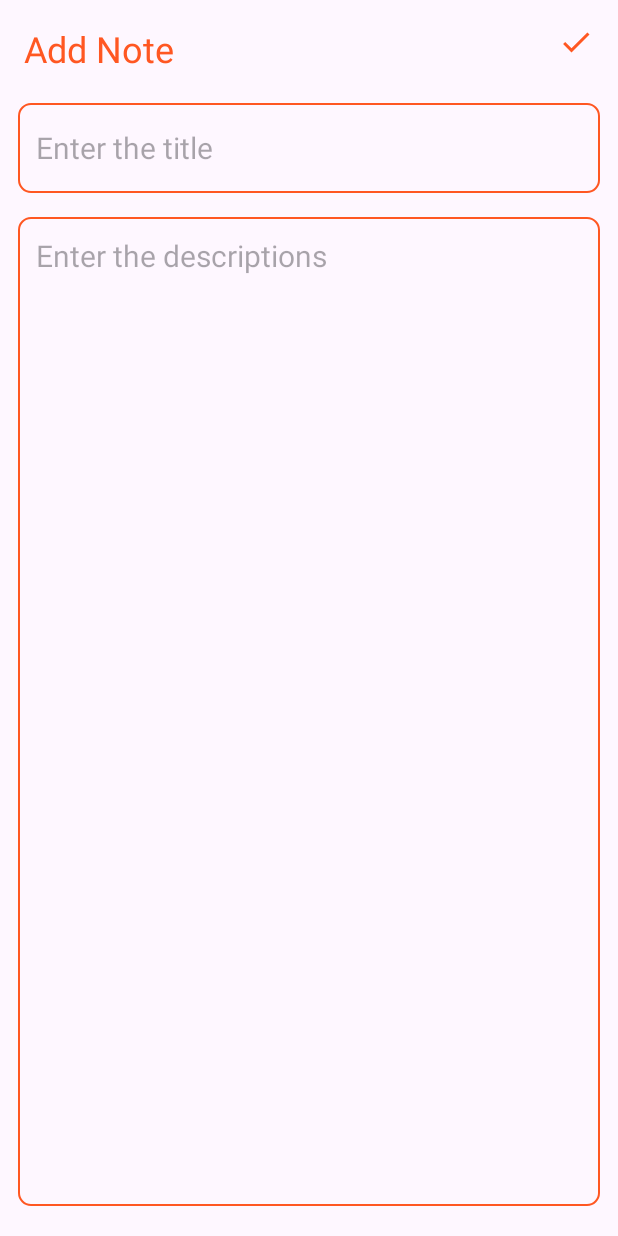
After one commit to Dendup1234/Note_app, an Android app: the UpdateActivity screen opened directly, with no data from a screen before it, on a phone screen of 412 x 824 dp. The commit adds this screen. Run offline under Robolectric (Android 15) with nearby library versions, the phone set to English and light mode, and no system bars; 3 statements that could not run were skipped.

Commit message:
Second commit

```diff
--- a/app/src/main/AndroidManifest.xml
+++ b/app/src/main/AndroidManifest.xml
@@ -13,6 +13,9 @@
         android:theme="@style/Theme.NoteApp"
         tools:targetApi="31">
         <activity
+            android:name=".UpdateActivity"
+            android:exported="false" />
+        <activity
             android:name=".AddNoteActivity"
             android:exported="false" />
         <activity
--- a/app/src/main/java/com/example/noteapp/NoteDatabaseHelper.kt
+++ b/app/src/main/java/com/example/noteapp/NoteDatabaseHelper.kt
@@ -1,5 +1,6 @@
 package com.example.noteapp
 
+import android.content.ContentValues
 import android.content.Context
 import android.database.sqlite.SQLiteDatabase
 import android.database.sqlite.SQLiteOpenHelper
@@ -57,5 +58,30 @@ class NoteDatabaseHelper (context: Context) : SQLiteOpenHelper (context, DATABAS
         return notesList
 
     }
+    fun updateNote(note: Note){
+        val db = writableDatabase
+        val values = ContentValues().apply{
+            put(COLUMN_TITLE,note.title)
+            put(COLUMN_CONTENT,note.content)
+        }
+        val whereClause = "$COLUMN_ID = ?"
+        val whereArgs = arrayOf(note.id.toString())
+        db.update(TABLE_NAME,values,whereClause,whereArgs)
+        db.close()
+    }
+    fun getNoteByID(noteID:Int): Note{
+        val db = readableDatabase
+        val query = "SELECT * FROM $TABLE_NAME WHERE $COLUMN_ID = $noteID"
+        val cursor = db.rawQuery(query,null)
+        cursor.moveToFirst()
 
+        val id = cursor.getInt(cursor.getColumnIndexOrThrow(COLUMN_ID))
+        val title = cursor.getString(cursor.getColumnIndexOrThrow(COLUMN_TITLE))
+        val content = cursor.getString(cursor.getColumnIndexOrThrow(COLUMN_CONTENT))
+
+        cursor.close()
+        db.close()
+        return Note(id,title,content)
+
+    }
 }
--- /dev/null
+++ b/app/src/main/java/com/example/noteapp/UpdateActivity.kt
@@ -0,0 +1,35 @@
+package com.example.noteapp
+
+import android.os.Bundle
+import android.widget.Toast
+import androidx.activity.enableEdgeToEdge
+import androidx.appcompat.app.AppCompatActivity
+import androidx.core.view.ViewCompat
+import androidx.core.view.WindowInsetsCompat
+import com.example.noteapp.databinding.ActivityUpdateBinding
+
+class UpdateActivity : AppCompatActivity() {
+    private lateinit var binding : ActivityUpdateBinding
+    private lateinit var  db : NoteDatabaseHelper
+    private var noteID : Int = -1
+    override fun onCreate(savedInstanceState: Bundle?) {
+        binding = ActivityUpdateBinding.inflate(layoutInflater)
+        super.onCreate(savedInstanceState)
+        enableEdgeToEdge()
+        setContentView(binding.root)
+        db = NoteDatabaseHelper(this)
+        noteID = intent.getIntExtra("note_id",-1)
+        val note = db.getNoteByID(noteID)
+        binding.updateTitleEditText.setText(note.title)
+        binding.updateContentEditText.setText(note.content)
+
+        binding.updateButton.setOnClickListener {
+            val newTitle = binding.updateTitleEditText.text.toString()
+            val newContent = binding.updateContentEditText.text.toString()
+            val updatedNote = Note(noteID,newTitle,newContent)
+            db.updateNote(updatedNote)
+            finish()
+            Toast.makeText(this,"Changes saved", Toast.LENGTH_SHORT).show()
+        }
+    }
+}
--- /dev/null
+++ b/app/src/main/res/drawable/baseline_edit_24.xml
@@ -0,0 +1,5 @@
+<vector xmlns:android="http://schemas.android.com/apk/res/android" android:height="24dp" android:tint="#FF6D00" android:viewportHeight="24" android:viewportWidth="24" android:width="24dp">
+
+    <path android:fillColor="@android:color/white" android:pathData="M3,17.25V21h3.75L17.81,9.94l-3.75,-3.75L3,17.25zM20.71,7.04c0.39,-0.39 0.39,-1.02 0,-1.41l-2.34,-2.34c-0.39,-0.39 -1.02,-0.39 -1.41,0l-1.83,1.83 3.75,3.75 1.83,-1.83z"/>
+
+</vector>
--- a/app/src/main/res/layout/activity_main.xml
+++ b/app/src/main/res/layout/activity_main.xml
@@ -13,6 +13,7 @@
         android:text="Note"
         android:textSize="30dp"
         android:textColor="@color/orange"
+        android:layout_marginTop="16dp"
         />
     <androidx.recyclerview.widget.RecyclerView
         android:id = "@+id/noteRecyclerView"
--- /dev/null
+++ b/app/src/main/res/layout/activity_update.xml
@@ -0,0 +1,60 @@
+<?xml version="1.0" encoding="utf-8"?>
+<RelativeLayout xmlns:android="http://schemas.android.com/apk/res/android"
+    xmlns:app="http://schemas.android.com/apk/res-auto"
+    xmlns:tools="http://schemas.android.com/tools"
+    android:id="@+id/main"
+    android:layout_width="match_parent"
+    android:layout_height="match_parent"
+    tools:context=".UpdateActivity">
+    <TextView
+        android:id = "@+id/editNoteHeading"
+        android:layout_width="wrap_content"
+        android:layout_height="wrap_content"
+        android:layout_alignParentTop="true"
+        android:layout_marginTop="16dp"
+        android:text="Add Note"
+        android:textColor="@color/orange"
+        android:textSize="24sp"
+        android:layout_marginStart="16dp"
+        />
+    <ImageView
+        android:id="@+id/updateButton"
+        android:layout_width="wrap_content"
+        android:layout_height="wrap_content"
+        android:src="@drawable/done"
+        android:layout_alignParentEnd="true"
+        android:layout_alignTop="@+id/editNoteHeading"
+        android:layout_marginEnd="16dp"
+        />
+    <EditText
+        android:id ="@+id/updateTitleEditText"
+        android:layout_width="match_parent"
+        android:layout_height="60dp"
+        android:hint="Enter the title"
+        android:padding = "12dp"
+        android:textSize="20sp"
+        android:layout_below="@+id/editNoteHeading"
+        android:layout_marginTop="20dp"
+        android:background="@drawable/orange_border"
+        android:maxLines="1"
+        android:layout_marginHorizontal="12dp"
+
+        />
+    <EditText
+        android:id ="@+id/updateContentEditText"
+        android:layout_width="match_parent"
+        android:layout_height="match_parent"
+        android:hint="Enter the descriptions"
+        android:gravity="top"
+        android:padding = "12dp"
+        android:textSize="20sp"
+        android:layout_below="@+id/updateTitleEditText"
+        android:layout_marginTop="16dp"
+        android:background="@drawable/orange_border"
+        android:layout_marginHorizontal="12dp"
+        android:layout_marginBottom="20dp"
+
+        />
+
+
+</RelativeLayout>
```
Also changed, not shown: app/src/main/java/com/example/noteapp/NotesAdapter.kt (+10 -0 lines), app/src/main/res/layout/note_item.xml (+9 -0 lines).
